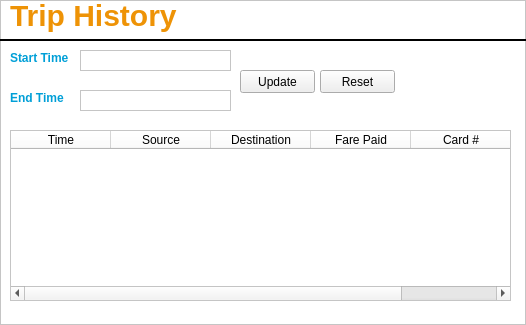
Before: the Qt Designer form ui/tripHistory.ui in alishan-kaisani/CS4400-GUI, drawn with Qt 5.
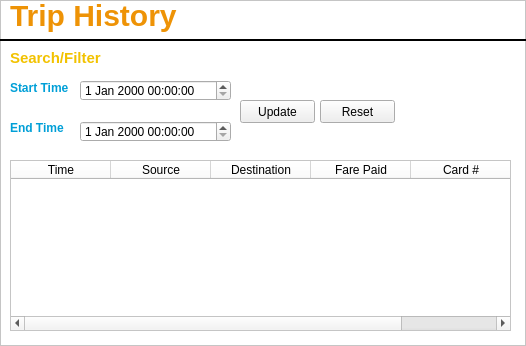
After: the same form once the commit is applied. Icons and pictures are not drawn.

The edit to the form file:
```diff
--- a/ui/tripHistory.ui
+++ b/ui/tripHistory.ui
@@ -7,7 +7,7 @@
     <x>0</x>
     <y>0</y>
     <width>526</width>
-    <height>325</height>
+    <height>346</height>
    </rect>
   </property>
   <property name="windowTitle">
@@ -31,24 +31,11 @@
   <property name="frameShadow">
    <enum>QFrame::Raised</enum>
   </property>
-  <widget class="QTextEdit" name="startTimeTextEdit">
-   <property name="geometry">
-    <rect>
-     <x>80</x>
-     <y>50</y>
-     <width>151</width>
-     <height>21</height>
-    </rect>
-   </property>
-   <property name="verticalScrollBarPolicy">
-    <enum>Qt::ScrollBarAlwaysOff</enum>
-   </property>
-  </widget>
   <widget class="QPushButton" name="updateButton">
    <property name="geometry">
     <rect>
      <x>240</x>
-     <y>70</y>
+     <y>100</y>
      <width>75</width>
      <height>23</height>
     </rect>
@@ -61,7 +48,7 @@
    <property name="geometry">
     <rect>
      <x>10</x>
-     <y>130</y>
+     <y>160</y>
      <width>501</width>
      <height>171</height>
     </rect>
@@ -96,7 +83,7 @@
    <property name="geometry">
     <rect>
      <x>320</x>
-     <y>70</y>
+     <y>100</y>
      <width>75</width>
      <height>23</height>
     </rect>
@@ -177,7 +164,7 @@
    <property name="geometry">
     <rect>
      <x>10</x>
-     <y>90</y>
+     <y>120</y>
      <width>61</width>
      <height>16</height>
     </rect>
@@ -190,7 +177,7 @@
    <property name="geometry">
     <rect>
      <x>10</x>
-     <y>50</y>
+     <y>80</y>
      <width>61</width>
      <height>16</height>
     </rect>
@@ -199,17 +186,40 @@
     <string>Start Time</string>
    </property>
   </widget>
-  <widget class="QTextEdit" name="endTimeTextEdit">
+  <widget class="QDateTimeEdit" name="endDateTimeEdit">
    <property name="geometry">
     <rect>
      <x>80</x>
-     <y>90</y>
+     <y>121</y>
      <width>151</width>
      <height>21</height>
     </rect>
    </property>
-   <property name="verticalScrollBarPolicy">
-    <enum>Qt::ScrollBarAlwaysOff</enum>
+  </widget>
+  <widget class="QDateTimeEdit" name="startDateTimeEdit">
+   <property name="geometry">
+    <rect>
+     <x>80</x>
+     <y>80</y>
+     <width>151</width>
+     <height>21</height>
+    </rect>
+   </property>
+  </widget>
+  <widget class="QLabel" name="searchFilterLabel">
+   <property name="geometry">
+    <rect>
+     <x>10</x>
+     <y>50</y>
+     <width>111</width>
+     <height>16</height>
+    </rect>
+   </property>
+   <property name="styleSheet">
+    <string notr="true">#searchFilterLabel {font-size: 15px; color: #f2c200;}</string>
+   </property>
+   <property name="text">
+    <string>Search/Filter</string>
    </property>
   </widget>
  </widget>
```
